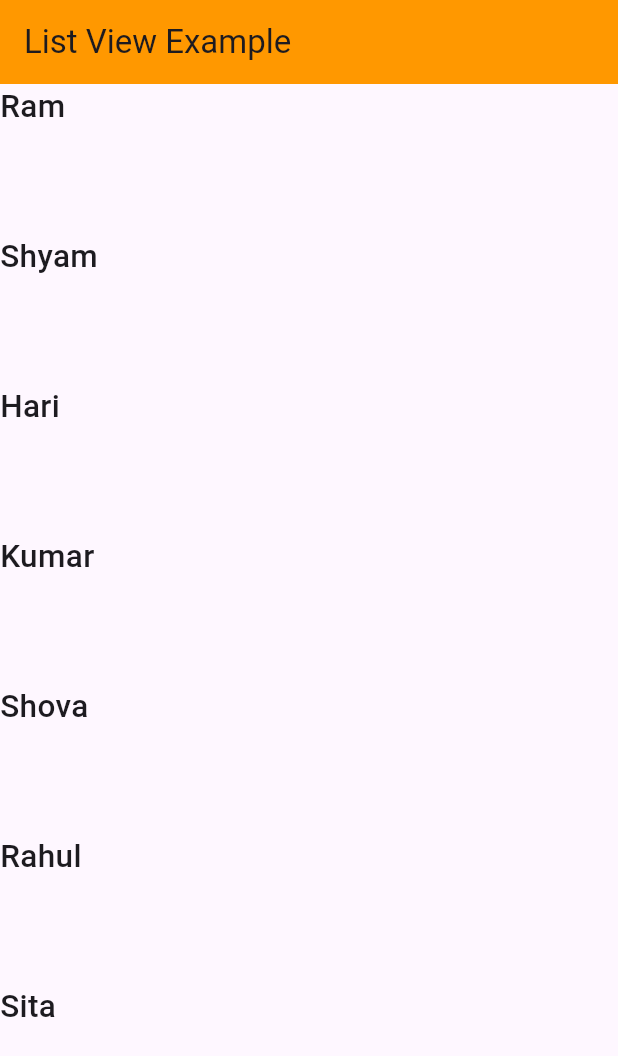
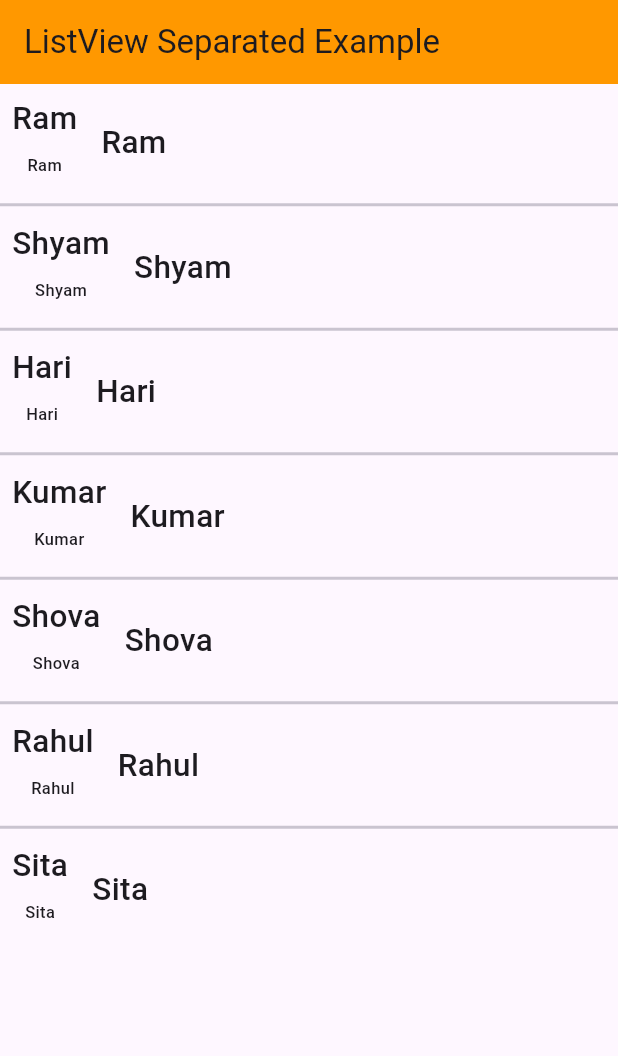
Before and after one commit to sazal11/Flutter_Basic, a Flutter app: the screen it shows after launch, on a phone screen of 412 x 824 dp. Shown: the top 1056 px of the screen. Run offline on Flutter 3.47's test engine with Material 3 defaults, Android fonts, the phone set to English and light mode, and no system bars.

Commit message:
ListView.Separated example one

```diff
--- a/lib/main.dart
+++ b/lib/main.dart
@@ -3,7 +3,7 @@ import 'dart:async';
 import 'package:flutter/material.dart';
 
 void main() {
-  runApp(const ListViewBuilderExample1());
+  runApp(const ListViewSeparatedExample1());
 }
 
 class MyApp extends StatelessWidget {
@@ -891,3 +891,60 @@ class ListViewBuilderExample1 extends StatelessWidget {
     );
   }
 }
+
+class ListViewSeparatedExample1 extends StatelessWidget {
+  const ListViewSeparatedExample1({super.key});
+
+  @override
+  Widget build(BuildContext context) {
+    var arrNames = ['Ram', 'Shyam', 'Hari', 'Kumar', 'Shova', 'Rahul', 'Sita'];
+    return MaterialApp(
+      home: Scaffold(
+          appBar: AppBar(
+              backgroundColor: Colors.orange,
+              title: const Text('ListView Separated Example')),
+          body: ListView.separated(
+              itemBuilder: (context, index) {
+                return Row(
+                  children: [
+                    Padding(
+                      padding: const EdgeInsets.all(8.0),
+                      child: Column(
+                        children: [
+                          Text(
+                            arrNames[index],
+                            style: TextStyle(
+                                fontSize: 21, fontWeight: FontWeight.w500),
+                          ),
+                          Padding(
+                            padding: const EdgeInsets.all(8.0),
+                            child: Text(
+                              arrNames[index],
+                              style: TextStyle(
+                                  fontSize: 11, fontWeight: FontWeight.w500),
+                            ),
+                          ),
+                        ],
+                      ),
+                    ),
+                    Padding(
+                      padding: const EdgeInsets.all(8.0),
+                      child: Text(
+                        arrNames[index],
+                        style: TextStyle(
+                            fontSize: 21, fontWeight: FontWeight.w500),
+                      ),
+                    ),
+                  ],
+                );
+              },
+              separatorBuilder: (context, index) {
+                return Divider(
+                  height: 5,
+                  thickness: 2,
+                );
+              },
+              itemCount: arrNames.length)),
+    );
+  }
+}
```
